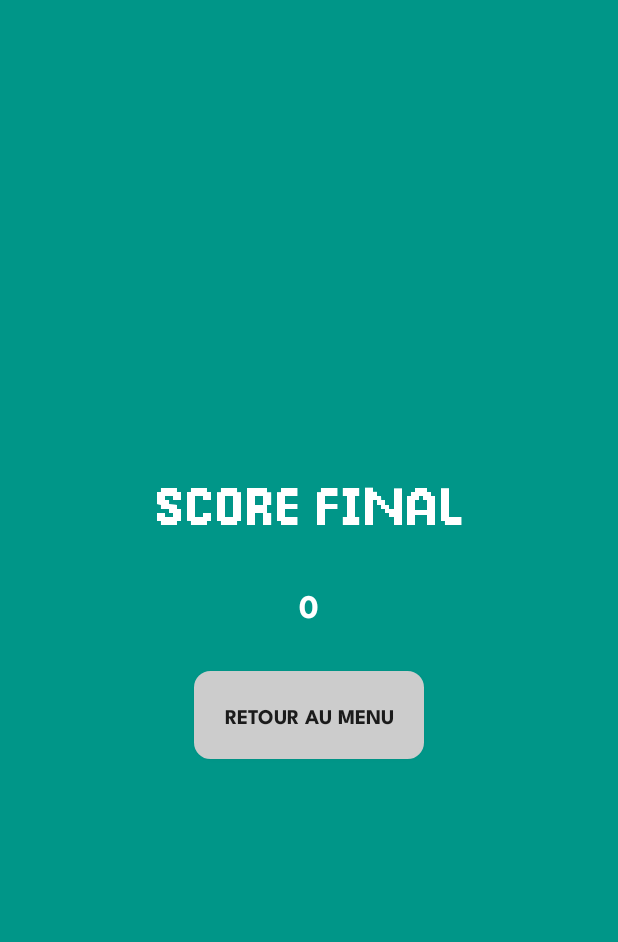
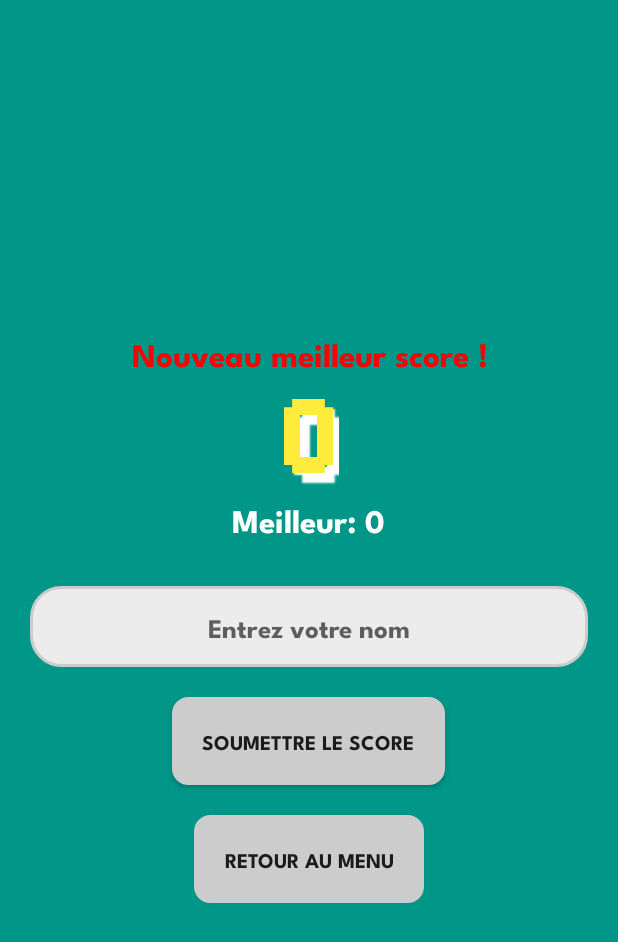
Before and after one commit to Ayduria/GamersGuess, an Android app: the QuizResultActivity screen opened directly, with no data from a screen before it, on a phone screen of 412 x 824 dp. Shown: the top 942 px of the screen. Run offline under Robolectric (Android 15) with nearby library versions, the phone set to English and light mode, and no system bars; our stand-ins replace Room's generated code; 2 statements that could not run were skipped.

Commit message:
Highscore system and adding them to database + good answer is now shown when bad one is selected

```diff
--- a/app/src/main/java/uqac/dim/gamersguess/QuizResultActivity.java
+++ b/app/src/main/java/uqac/dim/gamersguess/QuizResultActivity.java
@@ -2,38 +2,117 @@ package uqac.dim.gamersguess;
 
 import android.content.DialogInterface;
 import android.content.Intent;
+import android.graphics.Color;
 import android.os.Bundle;
+import android.text.TextUtils;
 import android.util.Log;
 import android.view.View;
 import android.widget.Button;
+import android.widget.EditText;
 import android.widget.TextView;
 
 import androidx.appcompat.app.AlertDialog;
 import androidx.appcompat.app.AppCompatActivity;
+import androidx.lifecycle.LiveData;
+
+import org.w3c.dom.Text;
+
+import java.util.List;
+
+import uqac.dim.gamersguess.persistance.Question;
+import uqac.dim.gamersguess.persistance.QuizBD;
+import uqac.dim.gamersguess.persistance.Score;
 
 public class QuizResultActivity extends AppCompatActivity {
 
+    private QuizBD bd;
+
     int finalScore;
+    int bestScore;
+    String difficulty;
+    EditText nameInput;
+    String playerName;
+    Button submitButton;
 
     @Override
     protected void onCreate(Bundle savedInstanceState) {
         super.onCreate(savedInstanceState);
         setContentView(R.layout.activity_quizresult);
 
+        bd = QuizBD.getDatabase(getApplicationContext());
         Bundle b = getIntent().getExtras();
         finalScore = b.getInt("score");
+        difficulty = b.getString("difficulte");
 
         TextView score = (TextView)findViewById(R.id.final_score);
+        TextView bestScoreDisplay = (TextView)findViewById(R.id.highscore);
+        nameInput = (EditText)findViewById(R.id.input_name);
+        submitButton = (Button)findViewById(R.id.submit_score);
+
         score.setText(String.valueOf(finalScore));
+
+        // Check for highscore
+        Score highScore = bd.quizDao().getHighScore();
+
+        if (highScore == null)
+            newHighScore();
+        else {
+            bestScore = highScore.score;
+            if (finalScore > bestScore)
+                newHighScore();
+            else {
+                hideNameInput();
+            }
+        }
+
+        String highScoreDisplay = getResources().getString(R.string.highScore) + " " + String.valueOf(bestScore);
+        bestScoreDisplay.setText(highScoreDisplay);
+
+        submitButton.setOnClickListener(new View.OnClickListener() {
+            @Override
+            public void onClick(View v) {
+                if(TextUtils.isEmpty(nameInput.getText())) {
+                    nameInput.setError("Votre nom est requis !");
+                } else {
+                    Log.i("DIM", "New highscore submitted");
+                    addNewScore();
+                    hideNameInput();
+                    findViewById(R.id.score_submitted).setVisibility(View.VISIBLE);
+                }
+            }
+        });
 
         Button menuButton = (Button)findViewById(R.id.menu_btn);
         menuButton.setOnClickListener(new View.OnClickListener() {
             @Override
             public void onClick(View v) {
                 Log.i("DIM", "Back to menu");
-
                 finish();
             }
         });
     }
+
+    private void hideNameInput() {
+        nameInput.setVisibility(View.GONE);
+        submitButton.setVisibility(View.GONE);
+    }
+
+    private void newHighScore() {
+        TextView announcement = (TextView)findViewById(R.id.score_txt);
+        bestScore = finalScore;
+        announcement.setTextColor(Color.RED);
+        announcement.setText(getResources().getString(R.string.newHighscore));
+    }
+
+    private void addNewScore() {
+        playerName = nameInput.getText().toString();
+        Score score = new Score(finalScore, playerName, difficulty);
+        bd.quizDao().addScore(score);
+    }
+
+    @Override
+    protected void onDestroy() {
+        QuizBD.destroyInstance();
+        super.onDestroy();
+    }
 }
--- a/app/src/main/java/uqac/dim/gamersguess/persistance/QuizBD.java
+++ b/app/src/main/java/uqac/dim/gamersguess/persistance/QuizBD.java
@@ -6,12 +6,15 @@ import androidx.room.Database;
 import androidx.room.Room;
 import androidx.room.RoomDatabase;
 
+import java.io.File;
+
 @Database(entities = {Question.class, Reponse.class, Score.class}, version = 1)
 public abstract class QuizBD extends RoomDatabase {
     private static QuizBD INSTANCE;
     public abstract QuizDao quizDao();
 
     public static QuizBD getDatabase(Context context) {
+        if (!doesDatabaseExist(context)) {
             if (INSTANCE == null) {
                 INSTANCE =
                         Room.databaseBuilder(context, QuizBD.class, "quiz.db")
@@ -20,7 +23,21 @@ public abstract class QuizBD extends RoomDatabase {
                                 .fallbackToDestructiveMigration()
                                 .build();
             }
+        } else {
+            if (INSTANCE == null) {
+                INSTANCE =
+                        Room.databaseBuilder(context, QuizBD.class, "quiz.db")
+                                .allowMainThreadQueries()
+                                .fallbackToDestructiveMigration()
+                                .build();
+            }
+        }
         return INSTANCE;
+    }
+
+    private static boolean doesDatabaseExist(Context context) {
+        File dbFile = context.getDatabasePath("quiz.db");
+        return dbFile.exists();
     }
 
     public static void destroyInstance() { INSTANCE = null; }
--- a/app/src/main/java/uqac/dim/gamersguess/persistance/QuizDao.java
+++ b/app/src/main/java/uqac/dim/gamersguess/persistance/QuizDao.java
@@ -1,5 +1,8 @@
 package uqac.dim.gamersguess.persistance;
 
+import android.database.Cursor;
+
+import androidx.lifecycle.LiveData;
 import androidx.room.Dao;
 import androidx.room.Delete;
 import androidx.room.Insert;
@@ -28,6 +31,9 @@ public interface QuizDao {
     @Query("SELECT * FROM scores ORDER BY score DESC")
     List<Score> getAllScores();
 
+    @Query("SELECT * FROM scores ORDER BY score DESC LIMIT 1")
+    Score getHighScore();
+
     @Query("delete from scores")
     void deleteScores();
 
--- /dev/null
+++ b/app/src/main/res/drawable/input_background.xml
@@ -0,0 +1,12 @@
+<?xml version="1.0" encoding="utf-8"?>
+<shape xmlns:android="http://schemas.android.com/apk/res/android"
+    android:shape="rectangle">
+
+    <corners android:radius="20dp" />
+
+    <!-- This is the border color -->
+    <stroke android:width="2dp" android:color="#ccc" />
+
+    <!--- This is the background color -->
+    <solid android:color="#ECECEC" />
+</shape>
--- a/app/src/main/res/layout/activity_quizresult.xml
+++ b/app/src/main/res/layout/activity_quizresult.xml
@@ -7,21 +7,60 @@
     android:padding="20dp">
 
     <TextView
-        android:id="@+id/final_score_header"
-        style="@style/Theme.GamersGuess.scoreHeader"
+        android:id="@+id/score_txt"
+        style="@style/Theme.GamersGuess.activityHeader"
+        android:layout_width="wrap_content"
+        android:layout_height="wrap_content"
+        android:textAlignment="center"
+        android:text="@string/leaderboardScore"/>
+
+    <TextView
+        android:id="@+id/final_score"
+        style="@style/Theme.GamersGuess.score"
+        android:layout_width="wrap_content"
+        android:layout_height="wrap_content"
+        android:text="@string/finalScore"/>
+
+    <TextView
+        android:id="@+id/highscore"
+        style="@style/Theme.GamersGuess.activityHeader"
         android:layout_width="wrap_content"
         android:layout_height="wrap_content"
         android:textAlignment="center"
         android:layout_marginBottom="30dp"
-        android:text="@string/finalScore"/>
+        android:text="@string/highScore"/>
+
+    <EditText
+        android:id="@+id/input_name"
+        android:layout_width="match_parent"
+        android:layout_height="wrap_content"
+        android:padding="15dp"
+        android:layout_marginBottom="20dp"
+        android:inputType="text"
+        android:textAlignment="center"
+        android:background="@drawable/input_background"
+        android:hint="@string/enterName"
+        android:importantForAutofill="no"/>
+
+    <Button
+        android:id="@+id/submit_score"
+        android:layout_width="wrap_content"
+        android:layout_height="wrap_content"
+        android:layout_marginBottom="20dp"
+        android:background="@drawable/bg_rounded"
+        android:padding="20dp"
+        android:text="@string/submitScore"/>
 
     <TextView
-        android:id="@+id/final_score"
+        android:id="@+id/score_submitted"
         style="@style/Theme.GamersGuess.activityHeader"
         android:layout_width="wrap_content"
         android:layout_height="wrap_content"
+        android:textAlignment="center"
         android:layout_marginBottom="30dp"
-        android:text="@string/leaderboardScore"/>
+        android:textColor="#4FE455"
+        android:visibility="gone"
+        android:text="@string/scoreSubmitted"/>
 
     <Button
         android:id="@+id/menu_btn"
--- a/app/src/main/res/values/strings.xml
+++ b/app/src/main/res/values/strings.xml
@@ -17,7 +17,12 @@
     <string name="question">Question</string>
     <string name="reponse">Réponse </string>
 
-    <string name="finalScore">Score final</string>
+    <string name="enterName">Entrez votre nom</string>
+    <string name="finalScore">950</string>
+    <string name="highScore">Meilleur:</string>
+    <string name="newHighscore">Nouveau meilleur score !</string>
+    <string name="submitScore">Soumettre le score</string>
+    <string name="scoreSubmitted">Le score a été ajouté au leaderboard !</string>
 
     <string name="leaderboard_title">Leaderboard</string>
     <string name="leaderboardPlayer">Nom du joueur</string>
--- a/app/src/main/res/values/themes.xml
+++ b/app/src/main/res/values/themes.xml
@@ -1,24 +1,28 @@
 <resources xmlns:tools="http://schemas.android.com/tools">
     <!-- Base application theme. -->
     <style name="Theme.GamersGuess" parent="Theme.AppCompat.Light.NoActionBar">
-        <item name="android:windowBackground">@color/background</item>
+        <item name="android:windowBackground">#009688</item>
         <item name="android:fontFamily">@font/league_spartan</item>
     </style>
 
     <style name="Theme.GamersGuess.gameName">
-        <item name="android:textSize">50dp</item>
+        <item name="android:textSize">50sp</item>
         <item name="android:textColor">#FFFFFF</item>
         <item name="android:fontFamily">@font/broken_console</item>
     </style>
 
-    <style name="Theme.GamersGuess.scoreHeader">
-        <item name="android:textSize">30dp</item>
-        <item name="android:textColor">#FFFFFF</item>
+    <style name="Theme.GamersGuess.score">
+        <item name="android:textSize">60sp</item>
+        <item name="android:textColor">#FFEB3B</item>
+        <item name="android:shadowColor">#FFFFFF</item>
+        <item name="android:shadowDx">10</item>
+        <item name="android:shadowDy">10</item>
+        <item name="android:shadowRadius">1</item>
         <item name="android:fontFamily">@font/broken_console</item>
     </style>
 
     <style name="Theme.GamersGuess.activityHeader">
-        <item name="android:textSize">22dp</item>
+        <item name="android:textSize">22sp</item>
         <item name="android:textColor">#FFFFFF</item>
     </style>
 </resources>
```
Also changed, not shown: app/src/main/java/uqac/dim/gamersguess/QuizActivity.java (+24 -2 lines), app/src/main/java/uqac/dim/gamersguess/persistance/Score.java (+6 -1 lines), app/src/main/assets/database/quiz.db. Lines whose indentation alone changed are shown as unchanged.
